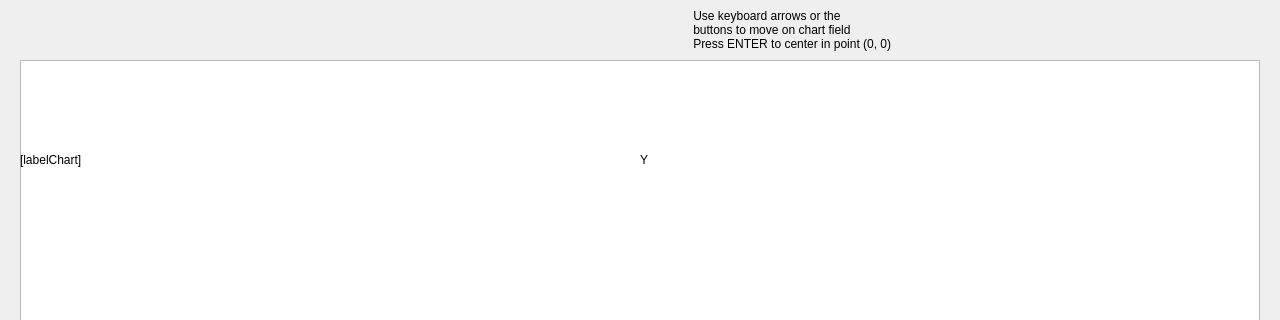
Old version of the form forms/application.ui in the repository Aquaver/signal-generator; both pictures show x 0 to 1280 and y 0 to 320 of the 1280 by 720 pixel window.
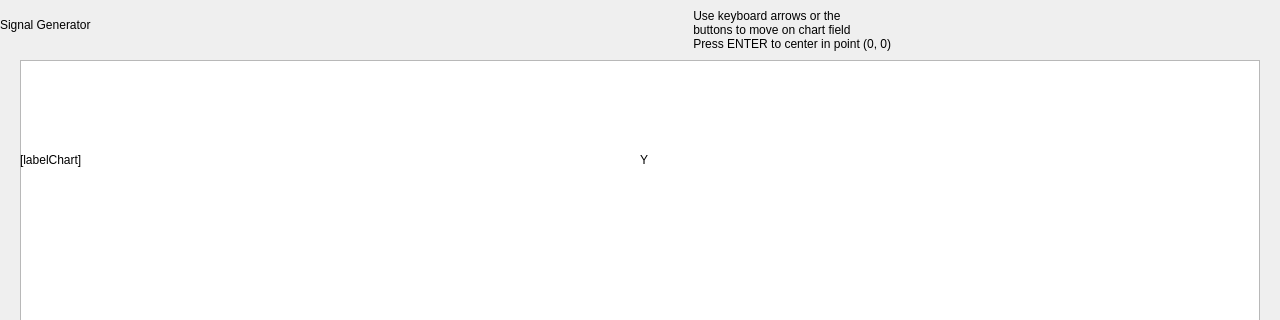
New version of the form.

Commit message: Added text property in title label widget in application UI file

Diff of the .ui file:
```diff
--- a/forms/application.ui
+++ b/forms/application.ui
@@ -327,6 +327,10 @@
                 <height>50</height>
               </rect>
             </property>
+            
+            <property name="text">
+              <string>Signal Generator</string>
+            </property>
           </widget>
         </widget>
       </widget>
```
